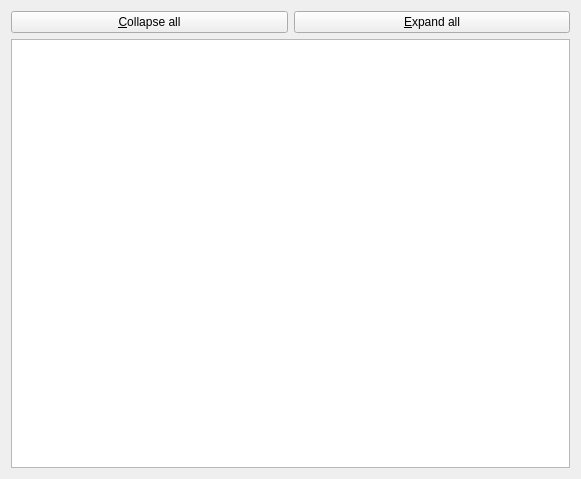
First picture: the form in rqt_reconfigure/resource/node_selector.ui, repository smd-ros-rpm-release/rqt_common_plugins-release, before the edit.
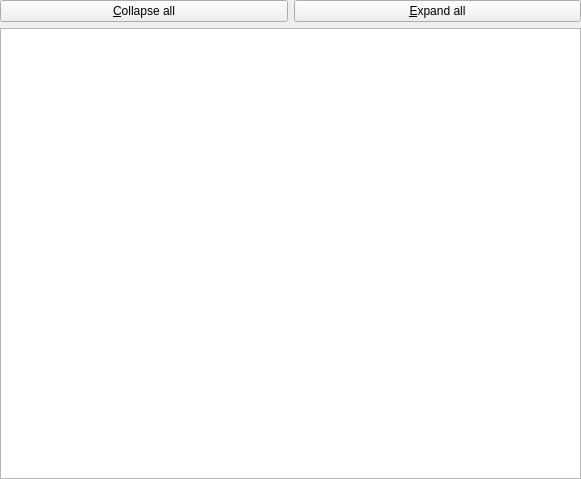
Second picture: the form after the edit. Custom widgets are drawn as their Qt base class.

```diff
--- a/rqt_reconfigure/resource/node_selector.ui
+++ b/rqt_reconfigure/resource/node_selector.ui
@@ -11,6 +11,9 @@
    </rect>
   </property>
   <layout class="QVBoxLayout" name="verticalLayout">
+   <property name="margin">
+    <number>0</number>
+   </property>
    <item>
     <layout class="QHBoxLayout" name="horizontalLayout">
      <item>
```
